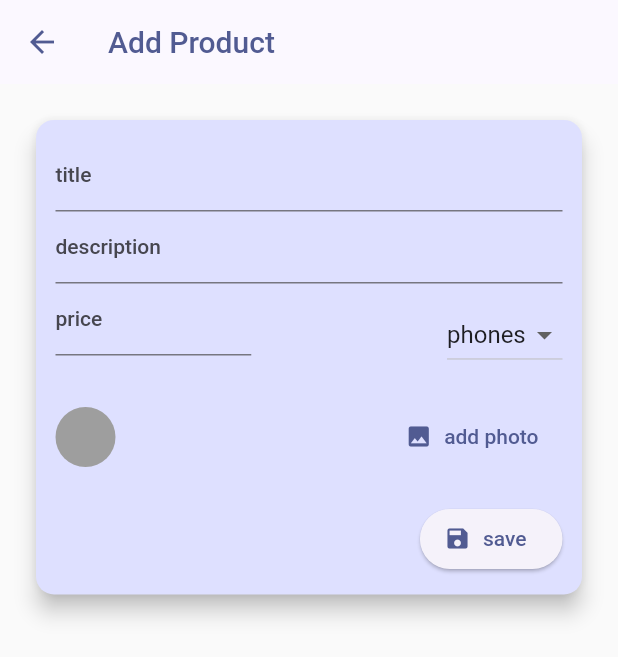
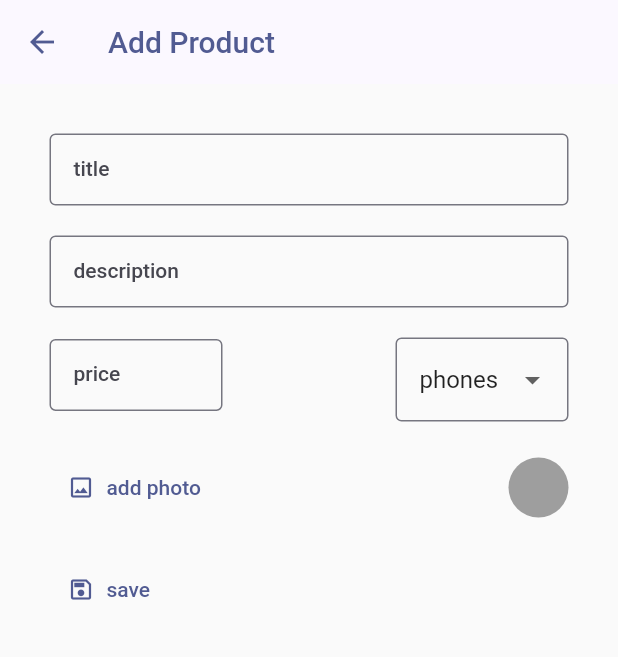
Before and after one commit to 7samasm/SudaFire, a Flutter app: the screen it shows once a user with an empty profile is signed in, in the side drawer, after a tap on "add product", on a phone screen of 412 x 824 dp. Shown: the top 657 px of the screen. Run offline on Flutter 3.47's test engine with Material 2 defaults, Android fonts, the phone set to English and light mode, and no system bars; our stand-ins replace cloud_firestore, firebase_auth, firebase_core, firebase_storage, flutter_riverpod, freezed_annotation and 4 more; accounts and stored records are empty.

Commit message:
change add product UI

```diff
--- a/lib/screens/add_product/add_product_screen.dart
+++ b/lib/screens/add_product/add_product_screen.dart
@@ -92,8 +92,6 @@ class _AddProductScreenState extends State<AddProductScreen> {
       body: SingleChildScrollView(
         child: Padding(
           padding: const EdgeInsets.all(kDefaultPaddin),
-          child: Card(
-            elevation: 6,
           child: Padding(
             padding: const EdgeInsets.all(kDefaultPaddin - 7),
             child: Form(
@@ -104,20 +102,24 @@ class _AddProductScreenState extends State<AddProductScreen> {
                     keyboardType: TextInputType.text,
                     decoration: const InputDecoration(
                       label: Text('title'),
+                      border: OutlineInputBorder(),
                     ),
                     onSaved: (v) {
                       _enteredTitle = v!;
                     },
                   ),
+                  const Gap(kDefaultPaddin),
                   TextFormField(
                     keyboardType: TextInputType.text,
                     decoration: const InputDecoration(
                       label: Text('description'),
+                      border: OutlineInputBorder(),
                     ),
                     onSaved: (v) {
                       _enterdDescription = v!;
                     },
                   ),
+                  const Gap(kDefaultPaddin),
                   Row(
                     crossAxisAlignment: CrossAxisAlignment.baseline,
                     textBaseline: TextBaseline.ideographic,
@@ -128,6 +130,7 @@ class _AddProductScreenState extends State<AddProductScreen> {
                           keyboardType: TextInputType.number,
                           decoration: const InputDecoration(
                             label: Text('price'),
+                            border: OutlineInputBorder(),
                           ),
                           onSaved: (v) {
                             _enterdPrice = v!;
@@ -136,7 +139,8 @@ class _AddProductScreenState extends State<AddProductScreen> {
                       ),
                       const Spacer(),
                       // const SizedBox(width: kDefaultPaddin * 7),
-                        DropdownButton(
+                      Expanded(
+                        child: DropdownButtonFormField(
                           value: _categorey,
                           onChanged: (val) {
                             setState(() {
@@ -151,21 +155,25 @@ class _AddProductScreenState extends State<AddProductScreen> {
                                 ),
                               )
                               .toList(),
+                          decoration: const InputDecoration(
+                            border: OutlineInputBorder(),
+                          ),
+                        ),
                       ),
                     ],
                   ),
-                    const Gap(20),
+                  const Gap(kDefaultPaddin),
                   PicPicker(
                     onPickImage: (imageFile) {
                       _selectedImage = imageFile;
                     },
                   ),
-                    const Gap(20),
+                  const Gap(kDefaultPaddin),
                   Align(
-                      alignment: Alignment.bottomRight,
-                      child: ElevatedButton.icon(
+                    alignment: Alignment.centerLeft,
+                    child: TextButton.icon(
                       onPressed: _isSaving ? null : _submit,
-                        icon: const Icon(Icons.save),
+                      icon: const Icon(Icons.save_outlined),
                       label: const Text('save'),
                     ),
                   )
@@ -175,7 +183,6 @@ class _AddProductScreenState extends State<AddProductScreen> {
           ),
         ),
       ),
-      ),
     );
   }
 }
--- a/lib/screens/add_product/widgets/pic_picker.dart
+++ b/lib/screens/add_product/widgets/pic_picker.dart
@@ -33,17 +33,17 @@ class _PicPickerState extends State<PicPicker> {
   Widget build(BuildContext context) {
     return Row(
       children: [
+        TextButton.icon(
+          onPressed: _pickImage,
+          icon: const Icon(Icons.image_outlined),
+          label: const Text('add photo'),
+        ),
+        const Spacer(),
         CircleAvatar(
           backgroundColor: Colors.grey,
           foregroundImage:
               _pickedImageFile != null ? FileImage(_pickedImageFile!) : null,
         ),
-        const Spacer(),
-        TextButton.icon(
-          onPressed: _pickImage,
-          icon: const Icon(Icons.image),
-          label: const Text('add photo'),
-        ),
       ],
     );
   }
```
Lines whose indentation alone changed are shown as unchanged.
